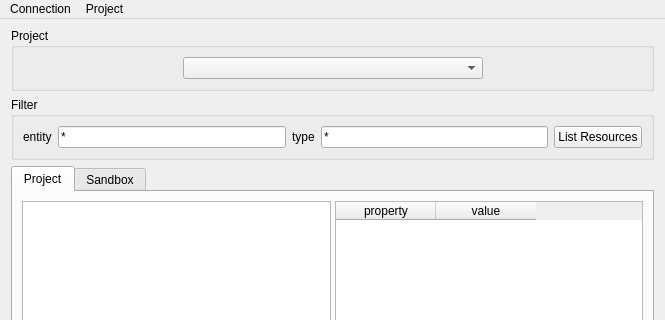
Before: the Qt Designer form qti/main_window.ui in dddjef/pulse, drawn with Qt 5; both pictures show x 0 to 665 and y 0 to 320 of the 665 by 747 pixel window.
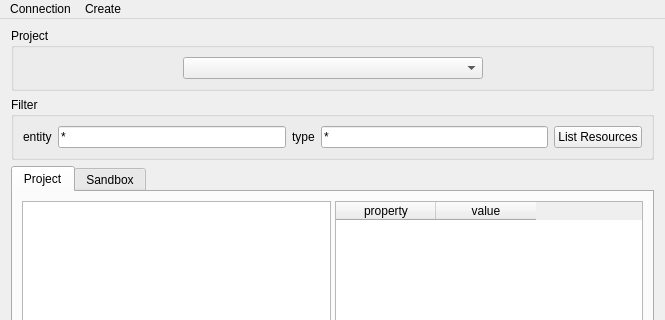
After: the same form once the commit is applied.

Commit message: reformat action menu

Diff of the .ui file:
```diff
--- a/qti/main_window.ui
+++ b/qti/main_window.ui
@@ -208,7 +208,7 @@
    </property>
    <widget class="QMenu" name="menuProject">
     <property name="title">
-     <string>Project</string>
+     <string>Create</string>
     </property>
     <addaction name="projectCreate_action"/>
     <addaction name="actionDelete"/>
```
Left out of the diff: 26 changed lines with no effect on the pictures. The commit also changes 1 other file.
